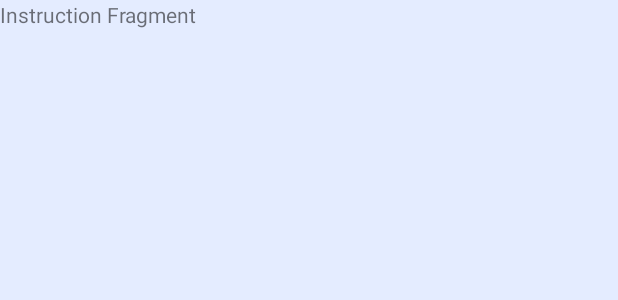
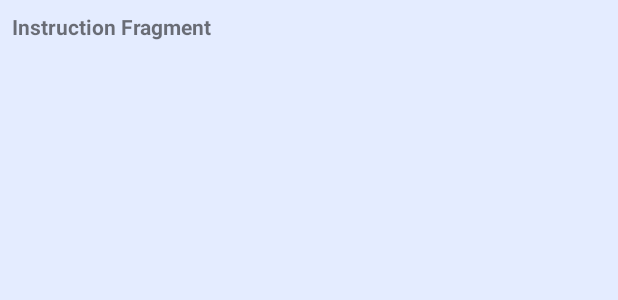
Before and after one commit to tonyluCM/AndroidFP, an Android app: the layout fragment_recipe_instructions.xml on its own in the app's theme, with its tools: preview values and no code run, on a phone screen of 412 x 824 dp. Shown: the top 300 px of the screen. Run offline under Robolectric (Android 15) with nearby library versions, the phone set to English and light mode, and no system bars; network calls fail.

Commit message:
some work on instruction page

```diff
--- a/app/src/main/java/edu/cs371m/finalproject/ui/recipe/InstructionFragment.kt
+++ b/app/src/main/java/edu/cs371m/finalproject/ui/recipe/InstructionFragment.kt
@@ -1,6 +1,7 @@
 package edu.cs371m.finalproject.ui.recipe
 
 import android.os.Bundle
+import android.text.method.ScrollingMovementMethod
 import androidx.fragment.app.Fragment
 import android.view.LayoutInflater
 import android.view.MenuItem
@@ -51,9 +52,8 @@ class InstructionFragment : Fragment() {
             //  binding.title.text = it[0].strMeal
             temp2 = it[0].strCategory.toString()
 
-            println("=========instructions:"+it[0].strInstructions)
             binding.instructions.text=it[0].strInstructions
-
+            binding.instructions.setMovementMethod(ScrollingMovementMethod.getInstance());
 
         }
 
--- a/app/src/main/res/layout/fragment_recipe_instructions.xml
+++ b/app/src/main/res/layout/fragment_recipe_instructions.xml
@@ -11,7 +11,11 @@
     <com.google.android.material.textview.MaterialTextView
         android:layout_width="match_parent"
         android:layout_height="wrap_content"
+        android:layout_margin="8dp"
+        android:textSize="14sp"
+        android:textStyle="bold"
         android:id="@+id/instructions"
+        android:scrollbars="vertical"
         android:text="Instruction Fragment" />
 
 </FrameLayout>
--- a/app/src/main/res/layout/fragment_recipe_video.xml
+++ b/app/src/main/res/layout/fragment_recipe_video.xml
@@ -9,7 +9,6 @@
 
         <WebView
             android:id="@+id/recipeVideo"
-            android:layout_margin="8dp"
             android:layout_width="match_parent"
             android:layout_height="wrap_content"/>
 
```
